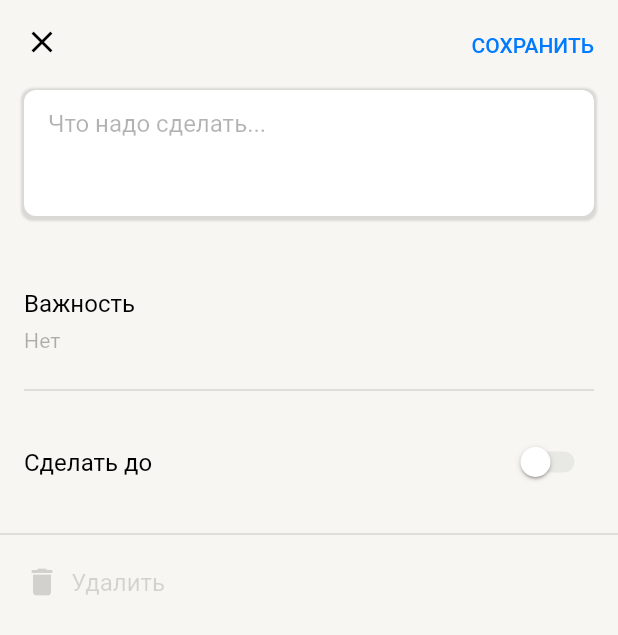
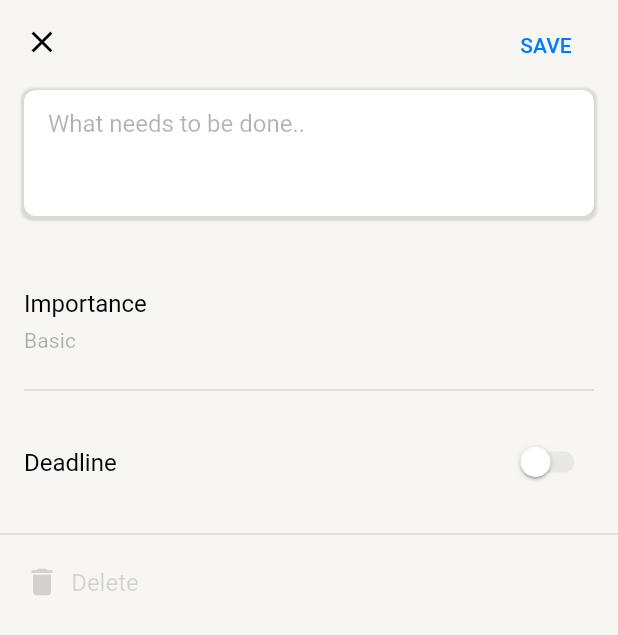
Before and after one commit to aa1dar/MyTodoApp, a Flutter app: the TaskCreationPage screen opened by its route, on a phone screen of 412 x 824 dp. Shown: the top 635 px of the screen. Run offline on Flutter 3.47's test engine with Material 2 defaults, Android fonts, the phone set to English and light mode, and no system bars; our stand-ins replace dio, flutter_riverpod, freezed_annotation, sliver_tools, sqflite; accounts and stored records are empty; generated files the repository leaves out were written again; network calls fail.

Commit message:
feat: add l10n

```diff
--- /dev/null
+++ b/l10n.yaml
@@ -0,0 +1,3 @@
+arb-dir: lib/l10n
+template-arb-file: app_en.arb
+output-localization-file: app_localizations.dart
--- /dev/null
+++ b/lib/l10n/app_en.arb
@@ -0,0 +1,19 @@
+{
+  "save": "SAVE",
+  "whatNeeds": "What needs to be done..",
+  "importance": "Importance",
+  "selectThePriority": "Select the priority",
+  "deadline": "Deadline",
+  "delete": "Delete",
+  "done": "DONE",
+  "cancel": "CANCEL",
+  "emptyDescription": "The description is empty",
+  "enterTheTaskDescription": "Enter a description of the task",
+  "ok": "OK",
+  "completed": "Completed",
+  "myTasks": "My tasks",
+  "addNew": "New",
+  "high": "High",
+  "low": "Low",
+  "basic" : "Basic"
+}
--- /dev/null
+++ b/lib/l10n/app_ru.arb
@@ -0,0 +1,19 @@
+{
+  "save": "СОХРАНИТЬ",
+  "whatNeeds": "Что надо сделать...",
+  "importance": "Важность",
+  "selectThePriority": "Select the priority",
+  "deadline": "Сделать до",
+  "delete": "Удалить",
+  "done": "ГОТОВО",
+  "cancel": "ОТМЕНА",
+  "emptyDescription": "Описание пустое",
+  "enterTheTaskDescription": "Введите описание задачи",
+  "ok": "OK",
+  "completed": "Выполнено",
+  "myTasks": "Мои дела",
+  "addNew": "Новое",
+  "high": "Высокий",
+  "low": "Низкий",
+  "basic" : "Нет"
+}
--- /dev/null
+++ b/lib/l10n/l10n.dart
@@ -0,0 +1,8 @@
+import 'package:flutter/material.dart';
+
+class L10n {
+  static final all = [
+    const Locale('en'),
+    const Locale('ru')
+  ];
+}
--- a/lib/models/task_priority.dart
+++ b/lib/models/task_priority.dart
@@ -1,14 +1,17 @@
+import 'package:flutter/widgets.dart';
+import 'package:flutter_gen/gen_l10n/app_localizations.dart';
+
 enum TaskPriority { low, normal, high }
 
 extension ConverToString on TaskPriority {
-  String toReadableString() {
+  String toReadableString(BuildContext context) {
     switch (this) {
       case TaskPriority.high:
-        return '!! Высокий';
+        return '!! ${AppLocalizations.of(context)!.high}';
       case TaskPriority.low:
-        return 'Низкий';
+        return AppLocalizations.of(context)!.low;
       case TaskPriority.normal:
-        return 'Нет';
+        return AppLocalizations.of(context)!.basic;
     }
   }
 }
--- a/lib/ui/pages/task_creation_page.dart
+++ b/lib/ui/pages/task_creation_page.dart
@@ -1,10 +1,12 @@
 import 'package:flutter/material.dart';
 import 'package:flutter_riverpod/flutter_riverpod.dart';
+import 'package:intl/intl.dart';
 import 'package:todo_app/models/task_model.dart';
 import 'package:todo_app/models/task_priority.dart';
 import 'package:todo_app/providers/task_list_provider.dart';
 import 'package:todo_app/utils/extensions/extensions.dart';
 import 'package:todo_app/utils/style/app_themes.dart';
+import 'package:flutter_gen/gen_l10n/app_localizations.dart';
 
 class TaskCreationPage extends ConsumerStatefulWidget {
   const TaskCreationPage({super.key});
@@ -58,6 +60,7 @@ class _TaskCreationPageState extends ConsumerState<TaskCreationPage> {
   Widget build(BuildContext context) {
     final textStyle = Theme.of(context).textTheme;
     final colorScheme = Theme.of(context).colorScheme;
+    final locale = Localizations.localeOf(context).languageCode;
     return Scaffold(
       appBar: AppBar(
         elevation: 0,
@@ -78,7 +81,7 @@ class _TaskCreationPageState extends ConsumerState<TaskCreationPage> {
                 onPressed: onSave,
                 style: TextButton.styleFrom(
                     padding: const EdgeInsets.symmetric(vertical: 4.0)),
-                child: const Text('СОХРАНИТЬ'),
+                child: Text(AppLocalizations.of(context)!.save),
               ))
         ],
       ),
@@ -112,8 +115,8 @@ class _TaskCreationPageState extends ConsumerState<TaskCreationPage> {
                     autofocus: false,
                     focusNode: _focusNode,
                     scrollPadding: EdgeInsets.zero,
-                    decoration: const InputDecoration(
-                      hintText: 'Что надо сделать...',
+                    decoration: InputDecoration(
+                      hintText: AppLocalizations.of(context)!.whatNeeds,
                     ),
                     controller: _textEditingController,
                   )),
@@ -125,7 +128,8 @@ class _TaskCreationPageState extends ConsumerState<TaskCreationPage> {
                   child: Column(
                       crossAxisAlignment: CrossAxisAlignment.start,
                       children: [
-                        Text('Важность', style: textStyle.bodyMedium),
+                        Text(AppLocalizations.of(context)!.importance,
+                            style: textStyle.bodyMedium),
                         const SizedBox(height: 4.0),
                         Theme(
                           data: Theme.of(context)
@@ -133,7 +137,8 @@ class _TaskCreationPageState extends ConsumerState<TaskCreationPage> {
                           child: PopupMenuButton(
                             surfaceTintColor: Colors.transparent,
                             position: PopupMenuPosition.over,
-                            tooltip: 'Select the priority',
+                            tooltip:
+                                AppLocalizations.of(context)!.selectThePriority,
                             initialValue: _dropdownValue,
                             itemBuilder: (context) {
                               return _list.map<PopupMenuItem<TaskPriority>>(
@@ -144,7 +149,7 @@ class _TaskCreationPageState extends ConsumerState<TaskCreationPage> {
                                 return PopupMenuItem<TaskPriority>(
                                     value: value,
                                     child: Text(
-                                      value.toReadableString(),
+                                      value.toReadableString(context),
                                       style: textStyle.bodyMedium!
                                           .copyWith(color: textColor),
                                     ));
@@ -163,7 +168,7 @@ class _TaskCreationPageState extends ConsumerState<TaskCreationPage> {
                                         : null;
 
                                 return Text(
-                                  _dropdownValue!.toReadableString(),
+                                  _dropdownValue!.toReadableString(context),
                                   style: textStyle.titleSmall!
                                       .copyWith(color: textColor),
                                 );
@@ -181,13 +186,15 @@ class _TaskCreationPageState extends ConsumerState<TaskCreationPage> {
                               crossAxisAlignment: CrossAxisAlignment.start,
                               children: [
                                 Text(
-                                  'Сделать до',
+                                  AppLocalizations.of(context)!.deadline,
                                   style: textStyle.bodyMedium,
                                 ),
                                 if (_selectedDate != null)
                                   InkWell(
                                       onTap: () => _showDatePicker(),
-                                      child: Text(_selectedDate!.toRuLocale(),
+                                      child: Text(
+                                          DateFormat.yMMMMd(locale)
+                                              .format(_selectedDate!),
                                           style: textStyle.labelLarge!.copyWith(
                                               color: colorScheme.primary)))
                               ],
@@ -219,7 +226,7 @@ class _TaskCreationPageState extends ConsumerState<TaskCreationPage> {
                         textStyle: textStyle.bodyMedium,
                         disabledForegroundColor: colorScheme.surface),
                     icon: const Icon(Icons.delete),
-                    label: const Text('Удалить'))),
+                    label: Text(AppLocalizations.of(context)!.delete))),
           ])),
     );
   }
@@ -254,8 +261,8 @@ class _TaskCreationPageState extends ConsumerState<TaskCreationPage> {
       helpText: '',
       initialDatePickerMode: DatePickerMode.day,
       initialEntryMode: DatePickerEntryMode.calendarOnly,
-      confirmText: 'ГОТОВО',
-      cancelText: 'ОТМЕНА',
+      confirmText: AppLocalizations.of(context)!.done,
+      cancelText: AppLocalizations.of(context)!.cancel,
       context: context,
       initialDate: _selectedDate ?? DateTime.now(),
       firstDate: DateTime(2023),
@@ -282,17 +289,17 @@ class _TaskCreationPageState extends ConsumerState<TaskCreationPage> {
         builder: (context) => AlertDialog(
               backgroundColor: Theme.of(context).cardColor,
               title: Text(
-                'Описание пустое',
+                AppLocalizations.of(context)!.emptyDescription,
                 style: Theme.of(context).textTheme.titleMedium,
               ),
               content: Text(
-                'Введите описание задачи',
+                AppLocalizations.of(context)!.enterTheTaskDescription,
                 style: Theme.of(context).textTheme.bodyMedium,
               ),
               actions: [
                 TextButton(
                     onPressed: () => Navigator.pop(context),
-                    child: const Text('ОК'))
+                    child: Text(AppLocalizations.of(context)!.ok))
               ],
             ));
 
--- a/pubspec.yaml
+++ b/pubspec.yaml
@@ -30,6 +30,9 @@ environment:
 dependencies:
   flutter:
     sdk: flutter
+  flutter_localizations:
+    sdk: flutter
+  intl: ^0.18.0
   sliver_tools: ^0.2.10
   uuid: ^3.0.7
   flutter_riverpod: ^2.3.6
@@ -65,6 +68,7 @@ dev_dependencies:
 
 # The following section is specific to Flutter packages.
 flutter:
+  generate: true
 
   # The following line ensures that the Material Icons font is
   # included with your application, so that you can use the icons in
```
Also changed, not shown: lib/main.dart (+11 -0 lines), lib/ui/pages/home_page.dart (+6 -4 lines), lib/ui/widgets/task_item.dart (+6 -2 lines), pubspec.lock.
